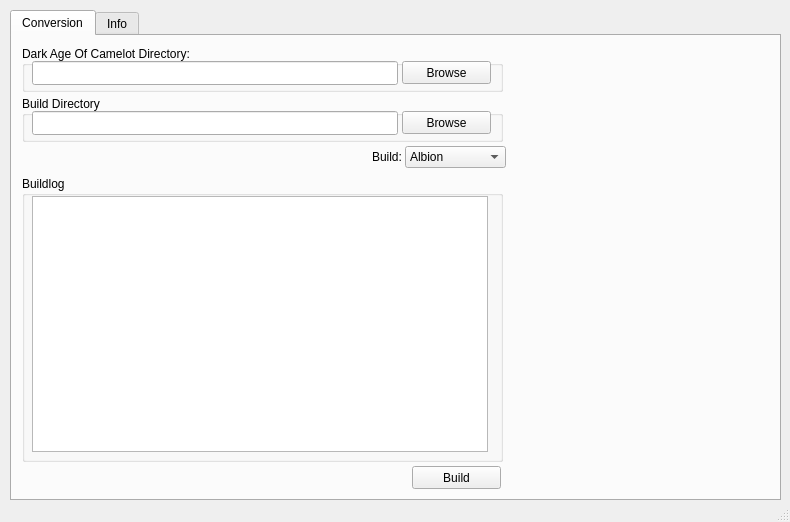
Above: main_window.ui from mharj/daoctocrysis before the change. Below: the same form after it.
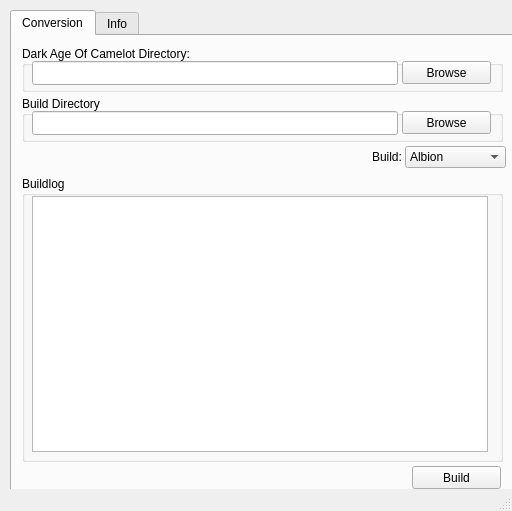
That is the form after the change.

```diff
--- a/main_window.ui
+++ b/main_window.ui
@@ -5,10 +5,16 @@
    <rect>
     <x>0</x>
     <y>0</y>
-    <width>790</width>
-    <height>522</height>
+    <width>512</width>
+    <height>511</height>
    </rect>
   </property>
+  <property name="sizePolicy" >
+   <sizepolicy vsizetype="Fixed" hsizetype="Fixed" >
+    <horstretch>0</horstretch>
+    <verstretch>0</verstretch>
+   </sizepolicy>
+  </property>
   <property name="windowTitle" >
    <string>DAoC to Crysis conversion tool</string>
   </property>
@@ -17,8 +23,8 @@
     <rect>
      <x>0</x>
      <y>0</y>
-     <width>790</width>
-     <height>503</height>
+     <width>512</width>
+     <height>492</height>
     </rect>
    </property>
    <widget class="QTabWidget" name="tabView" >
@@ -236,8 +242,8 @@
    <property name="geometry" >
     <rect>
      <x>0</x>
-     <y>503</y>
-     <width>790</width>
+     <y>492</y>
+     <width>512</width>
      <height>19</height>
     </rect>
    </property>
```
Left out of the diff: 15 changed lines with no effect on the pictures.
